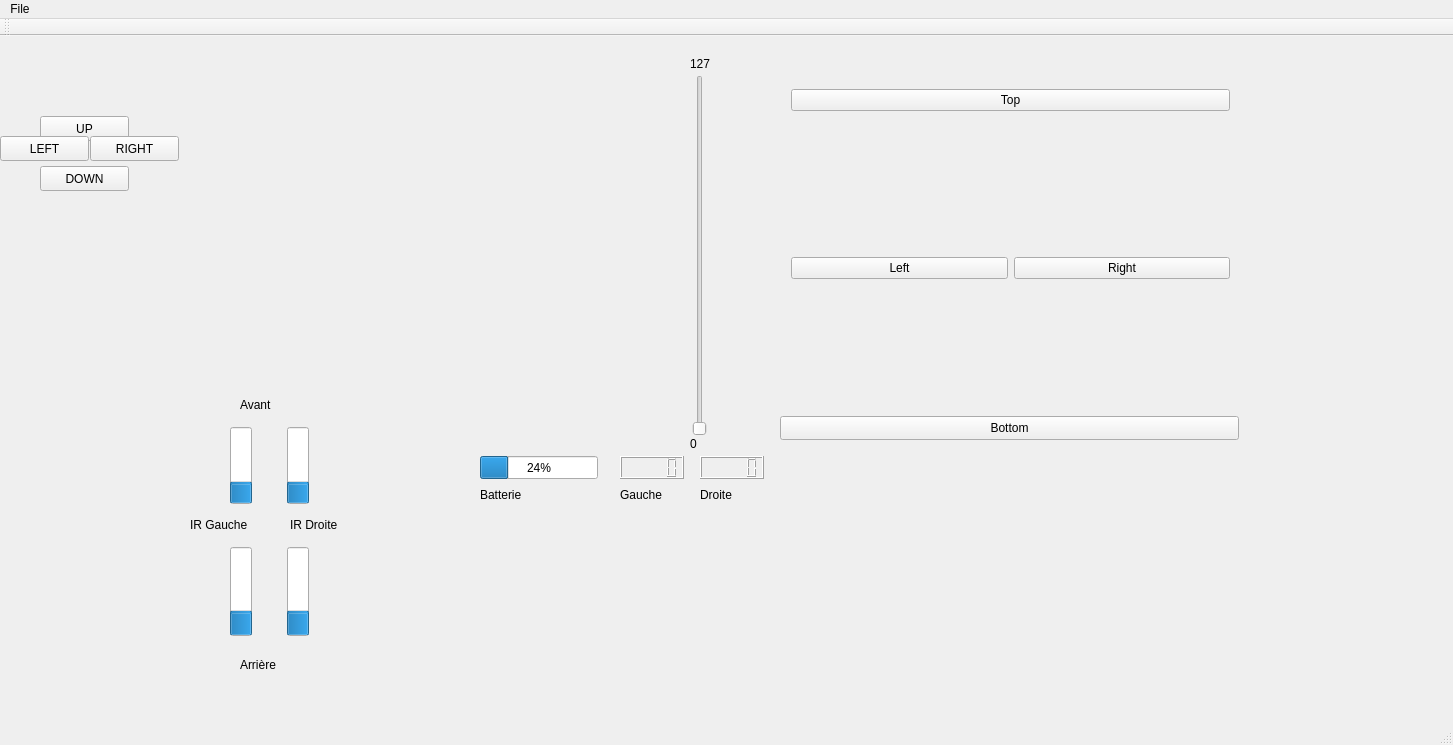
The window that mainwindow.ui (monsieur7/robotProjet) describes before a commit, drawn with Qt 5.
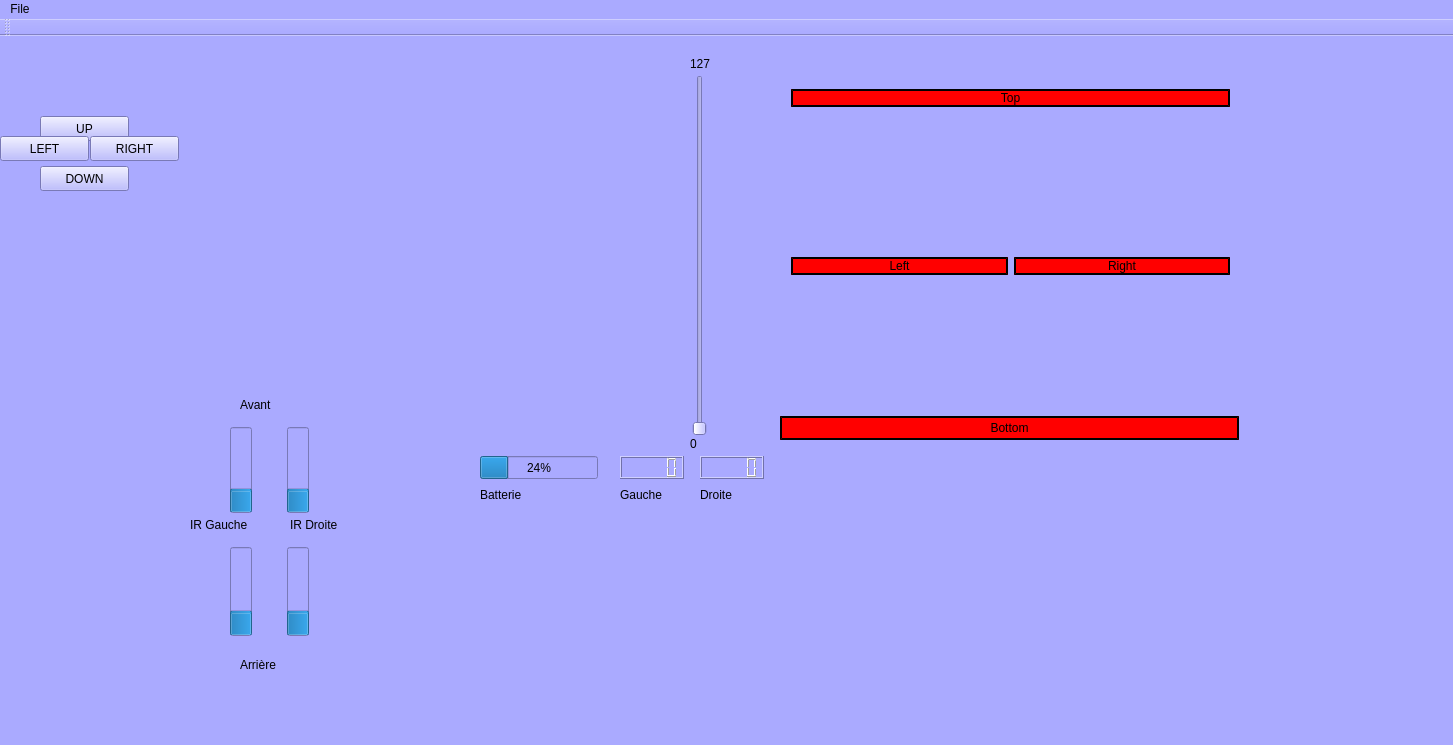
The same window after the commit.

Commit message: Style added to main window and buttons

Patch:
```diff
--- a/mainwindow.ui
+++ b/mainwindow.ui
@@ -13,6 +13,9 @@
   <property name="windowTitle">
    <string>MainWindow</string>
   </property>
+  <property name="styleSheet">
+   <string notr="true">background-color: rgb(170, 170, 255);</string>
+  </property>
   <widget class="QWidget" name="centralWidget">
    <widget class="QWidget" name="gridLayoutWidget">
     <property name="geometry">
@@ -26,6 +29,18 @@
     <layout class="QGridLayout" name="gridLayout">
      <item row="1" column="0">
       <widget class="QPushButton" name="Top">
+       <property name="styleSheet">
+        <string notr="true">QPushButton {
+    background-color: red;
+    border-style: outset;
+    border-width: 2px;
+    border-color: black;
+}
+
+QPushButton:pressed {
+    background-color: green; 
+}</string>
+       </property>
        <property name="text">
         <string>Top</string>
        </property>
@@ -51,6 +66,18 @@
       <layout class="QHBoxLayout" name="horizontalLayout">
        <item>
         <widget class="QPushButton" name="left">
+         <property name="styleSheet">
+          <string notr="true">QPushButton {
+    background-color: red;
+    border-style: outset;
+    border-width: 2px;
+    border-color: black;
+}
+
+QPushButton:pressed {
+    background-color: green; 
+}</string>
+         </property>
          <property name="text">
           <string>Left</string>
          </property>
@@ -61,6 +88,18 @@
        </item>
        <item>
         <widget class="QPushButton" name="right">
+         <property name="styleSheet">
+          <string notr="true">QPushButton {
+    background-color: red;
+    border-style: outset;
+    border-width: 2px;
+    border-color: black;
+}
+
+QPushButton:pressed {
+    background-color: green; 
+}</string>
+         </property>
          <property name="text">
           <string>Right</string>
          </property>
@@ -106,6 +145,18 @@
       <height>24</height>
      </rect>
     </property>
+    <property name="styleSheet">
+     <string notr="true">QPushButton {
+    background-color: red;
+    border-style: outset;
+    border-width: 2px;
+    border-color: black;
+}
+
+QPushButton:pressed {
+    background-color: green; 
+}</string>
+    </property>
     <property name="text">
      <string>Bottom</string>
     </property>
@@ -233,7 +284,7 @@
       <x>190</x>
       <y>380</y>
       <width>160</width>
-      <height>99</height>
+      <height>108</height>
      </rect>
     </property>
     <layout class="QGridLayout" name="gridLayout_3">
@@ -402,7 +453,7 @@
      <x>0</x>
      <y>0</y>
      <width>1453</width>
-     <height>22</height>
+     <height>27</height>
     </rect>
    </property>
    <widget class="QMenu" name="menuFile">
```
The commit also changes 2 other files.
